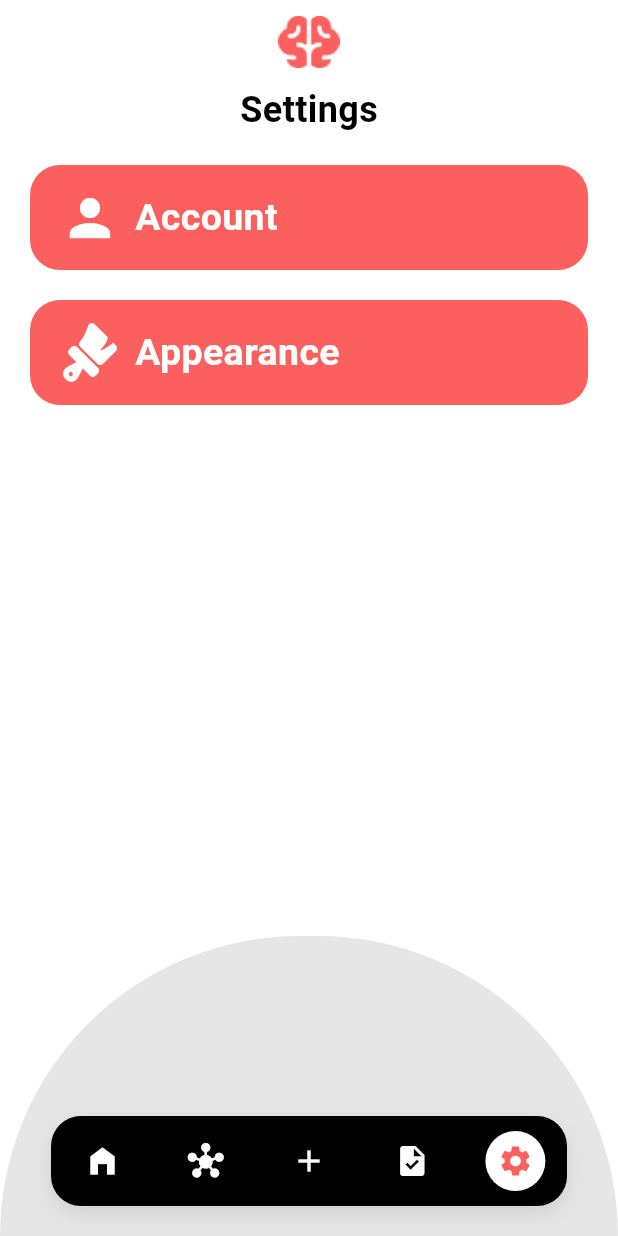
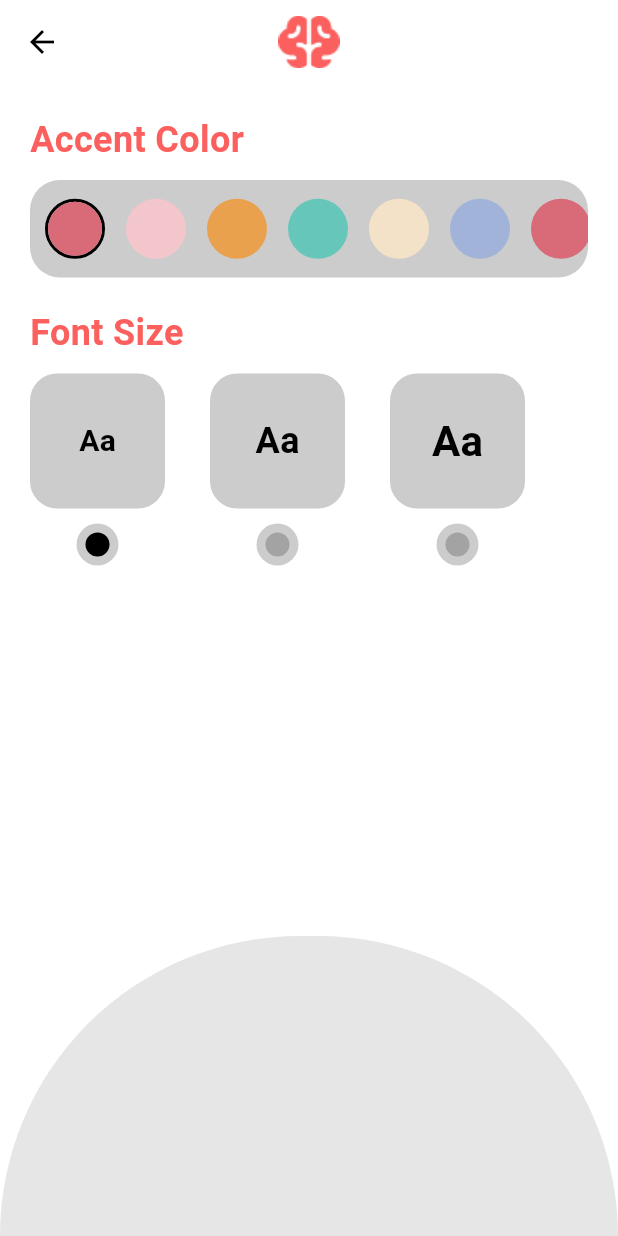
Before and after one commit to leeerrrrmmm/MindMap, a Flutter app: the screen it shows after launch, item 5 of the bottom bar chosen, after a tap on "Appearance", on a phone screen of 412 x 824 dp. Run offline on Flutter 3.47's test engine with Material 3 defaults, Android fonts, the phone set to English and light mode, and no system bars; our stand-ins replace font_awesome_flutter.

Commit message:
Feat: Accent Color & Font Size Selector Were Added

```diff
--- /dev/null
+++ b/lib/features/appearance/presentation/appearance_screen.dart
@@ -0,0 +1,153 @@
+import 'package:flutter/material.dart';
+import 'package:mind_map/features/appearance/widgets/appearance_selector_widget.dart';
+import 'package:mind_map/features/appearance/widgets/size_selector_widget.dart';
+
+enum AppearanceTheme {
+  one(Color(0xFFD96A78)),
+  two(Color(0xFFF2C6CB)),
+  three(Color(0xFFE9A14E)),
+  four(Color(0xFF66C6B9)),
+  five(Color(0xFFF3E2C7)),
+  six(Color(0xFFA2B3D9)),
+  seven(Color(0xFFD96A78));
+
+  final Color color;
+  const AppearanceTheme(this.color);
+}
+
+enum FontSize {
+  defaultSize(20),
+  medium(24),
+  large(28);
+
+  final int size;
+  const FontSize(this.size);
+}
+
+class AppearanceScreen extends StatefulWidget {
+  const AppearanceScreen({super.key});
+
+  @override
+  State<AppearanceScreen> createState() => _AppearanceScreenState();
+}
+
+class _AppearanceScreenState extends State<AppearanceScreen> {
+  AppearanceTheme selectedAppearanceTheme = AppearanceTheme.one;
+  FontSize selectedFontSize = FontSize.defaultSize;
+
+  @override
+  Widget build(BuildContext context) {
+    return Scaffold(
+      appBar: AppBar(
+        backgroundColor: Theme.of(context).primaryColor,
+        iconTheme: IconThemeData(
+          color: Theme.of(context).colorScheme.secondary,
+        ),
+        title: Image.asset('assets/images/red_logo.png'),
+        centerTitle: true,
+      ),
+      backgroundColor: Theme.of(context).primaryColor,
+      body: Stack(
+        children: [
+          SafeArea(
+            child: Padding(
+              padding: const EdgeInsets.all(20.0),
+              child: Column(
+                crossAxisAlignment: CrossAxisAlignment.start,
+                spacing: 20,
+                children: [
+                  AppearanceSelectorWidget(
+                    selectedAppearanceTheme: selectedAppearanceTheme,
+                    onSelect: (theme) {
+                      setState(() {
+                        selectedAppearanceTheme = theme;
+                      });
+                    },
+                  ),
+                  _FontSizeSelector(
+                    selectedFontSize: selectedFontSize,
+                    onSelect: (size) {
+                      setState(() {
+                        selectedFontSize = size;
+                      });
+                    },
+                  ),
+                ],
+              ),
+            ),
+          ),
+          _BottomCircle(),
+        ],
+      ),
+    );
+  }
+}
+
+class _FontSizeSelector extends StatelessWidget {
+  final FontSize selectedFontSize;
+  final ValueChanged<FontSize> onSelect;
+  const _FontSizeSelector({
+    required this.selectedFontSize,
+    required this.onSelect,
+  });
+
+  @override
+  Widget build(BuildContext context) {
+    return Column(
+      crossAxisAlignment: CrossAxisAlignment.start,
+      spacing: 10,
+      children: [
+        Text(
+          'Font Size',
+          style: TextStyle(
+            fontSize: 24,
+            fontWeight: FontWeight.bold,
+            color: Theme.of(context).scaffoldBackgroundColor,
+          ),
+        ),
+        SingleChildScrollView(
+          scrollDirection: Axis.horizontal,
+          child: Column(
+            children: [
+              Row(
+                spacing: 20,
+                children: [
+                  ...List.generate(
+                    3,
+                    (index) => SizeSelectorWidget(
+                      fontSize: FontSize.values[index],
+                      onSelect: onSelect,
+                      selectedFontSize: selectedFontSize,
+                    ),
+                  ),
+                ],
+              ),
+            ],
+          ),
+        ),
+      ],
+    );
+  }
+}
+
+class _BottomCircle extends StatelessWidget {
+  const _BottomCircle();
+
+  @override
+  Widget build(BuildContext context) {
+    return Align(
+      alignment: Alignment.bottomCenter,
+      child: Container(
+        height: 200,
+        width: double.infinity,
+        decoration: BoxDecoration(
+          color: Color(0xFF000000).withValues(alpha: 0.1),
+          borderRadius: BorderRadius.only(
+            topRight: Radius.circular(200),
+            topLeft: Radius.circular(200),
+          ),
+        ),
+      ),
+    );
+  }
+}
--- /dev/null
+++ b/lib/features/appearance/widgets/appearance_selector_widget.dart
@@ -0,0 +1,78 @@
+import 'package:flutter/material.dart';
+import 'package:mind_map/features/appearance/presentation/appearance_screen.dart';
+
+class AppearanceSelectorWidget extends StatelessWidget {
+  final AppearanceTheme selectedAppearanceTheme;
+  final ValueChanged<AppearanceTheme> onSelect;
+  const AppearanceSelectorWidget({
+    super.key,
+    required this.selectedAppearanceTheme,
+    required this.onSelect,
+  });
+
+  @override
+  Widget build(BuildContext context) {
+    return Column(
+      crossAxisAlignment: CrossAxisAlignment.start,
+      spacing: 10,
+      children: [
+        Text(
+          'Accent Color',
+          style: TextStyle(
+            fontSize: 24,
+            fontWeight: FontWeight.bold,
+            color: Theme.of(context).scaffoldBackgroundColor,
+          ),
+        ),
+        Container(
+          height: 65,
+          width: double.infinity,
+          decoration: BoxDecoration(
+            color: Theme.of(
+              context,
+            ).colorScheme.secondary.withValues(alpha: 0.2),
+            borderRadius: BorderRadius.circular(20),
+          ),
+          child: SizedBox(
+            child: ListView.builder(
+              scrollDirection: Axis.horizontal,
+              itemCount: AppearanceTheme.values.length,
+              itemBuilder: (context, index) {
+                return Padding(
+                  padding: const EdgeInsets.only(right: 4.0, left: 10.0),
+                  child: GestureDetector(
+                    //SELECT THE APPEARANCE THEME LOGIC HERE
+                    onTap: () => onSelect(AppearanceTheme.values[index]),
+                    child: AnimatedContainer(
+                      duration: Duration(milliseconds: 300),
+                      curve: Curves.easeInOut,
+                      width: 40,
+                      decoration: BoxDecoration(
+                        shape: BoxShape.circle,
+                        border:
+                            selectedAppearanceTheme ==
+                                AppearanceTheme.values[index]
+                            ? Border.all(
+                                color: Theme.of(context).colorScheme.secondary,
+                                width: 2,
+                              )
+                            : null,
+                      ),
+                      child: Container(
+                        width: 20,
+                        decoration: BoxDecoration(
+                          shape: BoxShape.circle,
+                          color: AppearanceTheme.values[index].color,
+                        ),
+                      ),
+                    ),
+                  ),
+                );
+              },
+            ),
+          ),
+        ),
+      ],
+    );
+  }
+}
--- /dev/null
+++ b/lib/features/appearance/widgets/size_selector_widget.dart
@@ -0,0 +1,69 @@
+import 'package:flutter/material.dart';
+import 'package:mind_map/features/appearance/presentation/appearance_screen.dart';
+
+class SizeSelectorWidget extends StatelessWidget {
+  final FontSize selectedFontSize;
+  final FontSize fontSize;
+  final ValueChanged<FontSize> onSelect;
+  const SizeSelectorWidget({
+    super.key,
+    required this.selectedFontSize,
+    required this.fontSize,
+    required this.onSelect,
+  });
+
+  @override
+  Widget build(BuildContext context) {
+    return Column(
+      spacing: 10,
+      children: [
+        GestureDetector(
+          onTap: () => onSelect(fontSize),
+          child: Container(
+            margin: EdgeInsets.only(right: 10),
+            width: 90,
+            height: 90,
+            decoration: BoxDecoration(
+              borderRadius: BorderRadius.circular(18),
+              color: Theme.of(
+                context,
+              ).colorScheme.secondary.withValues(alpha: 0.2),
+            ),
+            child: Center(
+              child: Text(
+                'Aa',
+                style: TextStyle(
+                  fontSize: fontSize.size.toDouble(),
+                  fontWeight: FontWeight.bold,
+                  color: Theme.of(context).colorScheme.secondary,
+                ),
+              ),
+            ),
+          ),
+        ),
+        Container(
+          margin: EdgeInsets.only(right: 10),
+          width: 28,
+          height: 28,
+          padding: EdgeInsets.all(6),
+          decoration: BoxDecoration(
+            shape: BoxShape.circle,
+            color: Theme.of(
+              context,
+            ).colorScheme.secondary.withValues(alpha: 0.2),
+          ),
+          child: AnimatedContainer(
+            duration: Duration(milliseconds: 300),
+            curve: Curves.easeInOut,
+            width: 10,
+            height: 10,
+            decoration: BoxDecoration(
+              shape: BoxShape.circle,
+              color:fontSize == selectedFontSize ? Theme.of(context).colorScheme.secondary : Theme.of(context).colorScheme.secondary.withValues(alpha: 0.2),
+            ),
+          ),
+        ),
+      ],
+    );
+  }
+}
--- a/lib/features/settings/settings_screen.dart
+++ b/lib/features/settings/settings_screen.dart
@@ -1,6 +1,7 @@
 import 'package:flutter/cupertino.dart';
 import 'package:flutter/material.dart';
 import 'package:mind_map/features/account/presentation/account_screen.dart';
+import 'package:mind_map/features/appearance/presentation/appearance_screen.dart';
 
 class SettingsScreen extends StatelessWidget {
   const SettingsScreen({super.key});
@@ -45,7 +46,12 @@ class SettingsScreen extends StatelessWidget {
                   icon: CupertinoIcons.paintbrush_fill,
                   label: 'Appearance',
                   onTap: () {
-                    //TODO: Implemet navigation to appearance screen
+                    Navigator.push(
+                      context,
+                      MaterialPageRoute(
+                        builder: (context) => const AppearanceScreen(),
+                      ),
+                    );
                   },
                 ),
               ],
```
